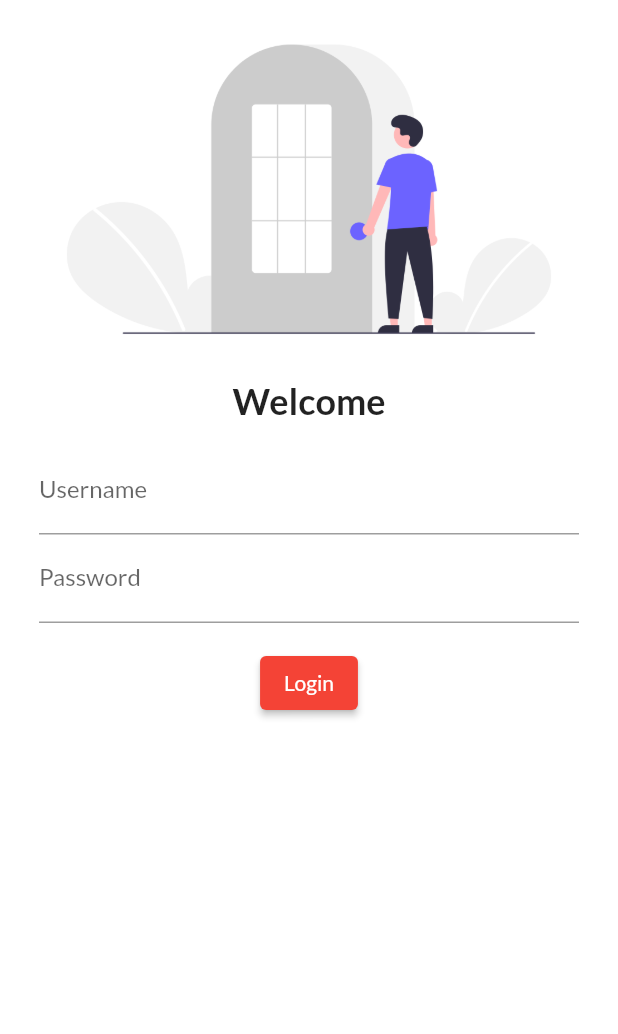
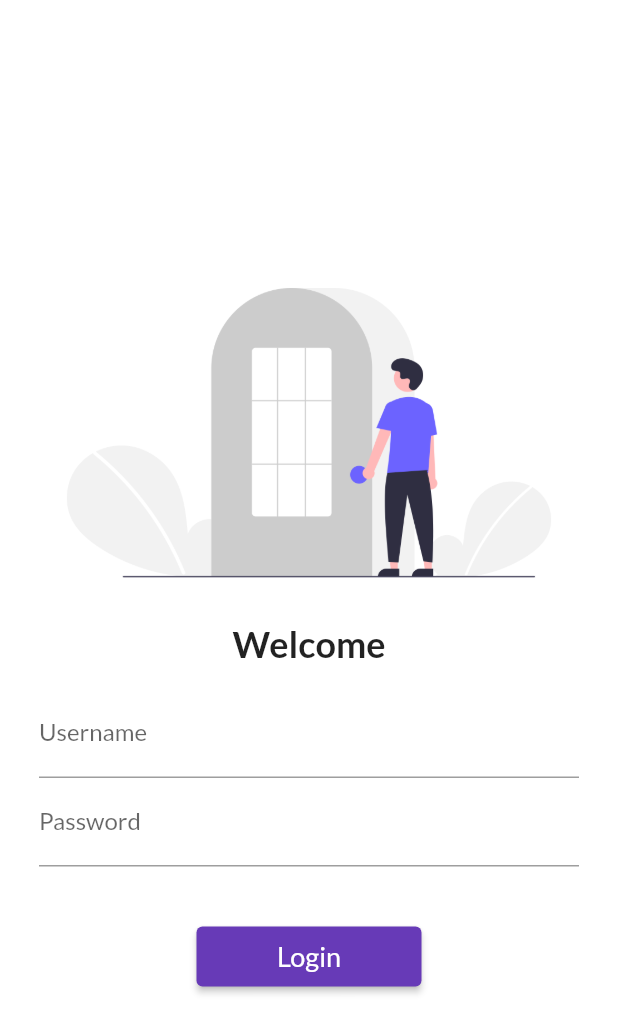
Before and after one commit to piyushvshah/flutter_catalog, a Flutter app: the screen it shows after launch, on a phone screen of 412 x 824 dp. Shown: the top 1034 px of the screen. Run offline on Flutter 3.47's test engine with Material 2 defaults, Android fonts, the phone set to English and light mode, and no system bars; our stand-ins replace google_fonts.

Commit message:
Day 5 Completed

```diff
--- a/lib/main.dart
+++ b/lib/main.dart
@@ -1,6 +1,7 @@
 import 'package:flutter/material.dart';
 import 'package:flutter_catalog/pages/home_page.dart';
 import 'package:flutter_catalog/pages/login_page.dart';
+import 'package:flutter_catalog/utils/routes.dart';
 import 'package:google_fonts/google_fonts.dart';
 
 void main() {
@@ -16,12 +17,13 @@ class MyApp extends StatelessWidget {
     return MaterialApp(
       themeMode: ThemeMode.system,
       theme: ThemeData(
-          primarySwatch: Colors.red, fontFamily: GoogleFonts.lato().fontFamily),
+          primarySwatch: Colors.deepPurple,
+          fontFamily: GoogleFonts.lato().fontFamily),
       darkTheme: ThemeData(brightness: Brightness.dark),
       routes: {
         "/": (context) => LoginPage(),
-        "/home": (context) => HomePage(),
-        "/login": (context) => LoginPage(),
+        MyRoutes.homeRoute: (context) => HomePage(),
+        MyRoutes.loginRoute: (context) => LoginPage(),
       },
     );
   }
--- a/lib/pages/login_page.dart
+++ b/lib/pages/login_page.dart
@@ -1,14 +1,21 @@
 import 'package:flutter/material.dart';
+import 'package:flutter_catalog/utils/routes.dart';
 
-class LoginPage extends StatelessWidget {
+class LoginPage extends StatefulWidget {
   const LoginPage({super.key});
 
+  @override
+  State<LoginPage> createState() => _LoginPageState();
+}
+
+class _LoginPageState extends State<LoginPage> {
   @override
   Widget build(BuildContext context) {
     return SafeArea(
       child: Material(
         color: Colors.white,
         child: Center(
+          child: SingleChildScrollView(
             child: Column(
               children: [
                 Image.asset(
@@ -38,12 +45,20 @@ class LoginPage extends StatelessWidget {
                     ],
                   ),
                 ),
+                SizedBox(
+                  height: 20,
+                ),
                 ElevatedButton(
                     onPressed: () {
-                    print("Login Successfull");
+                      Navigator.pushNamed(context, MyRoutes.homeRoute);
                     },
-                  child: Text("Login"))
+                    style: TextButton.styleFrom(minimumSize: Size(150, 40)),
+                    child: Text(
+                      "Login",
+                      style: TextStyle(fontSize: 18),
+                    ))
               ],
+            ),
           ),
         ),
       ),
--- /dev/null
+++ b/lib/utils/routes.dart
@@ -0,0 +1,4 @@
+class MyRoutes {
+  static String loginRoute = "/login";
+  static String homeRoute = "/home";
+}
```
Lines whose indentation alone changed are shown as unchanged.
